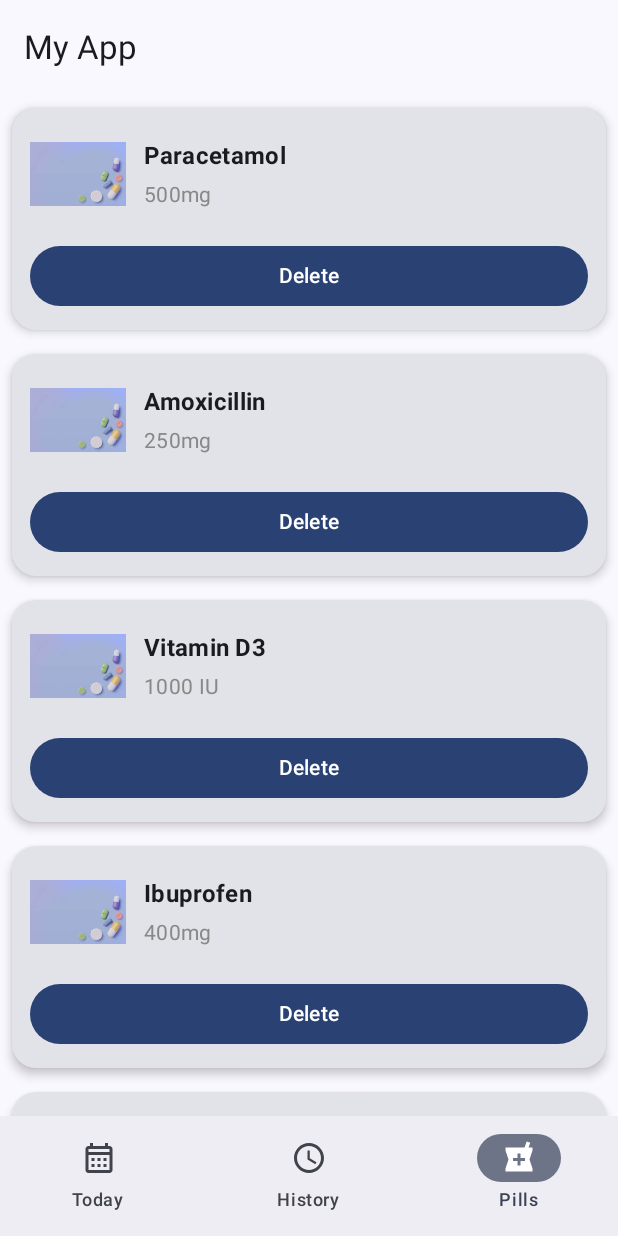
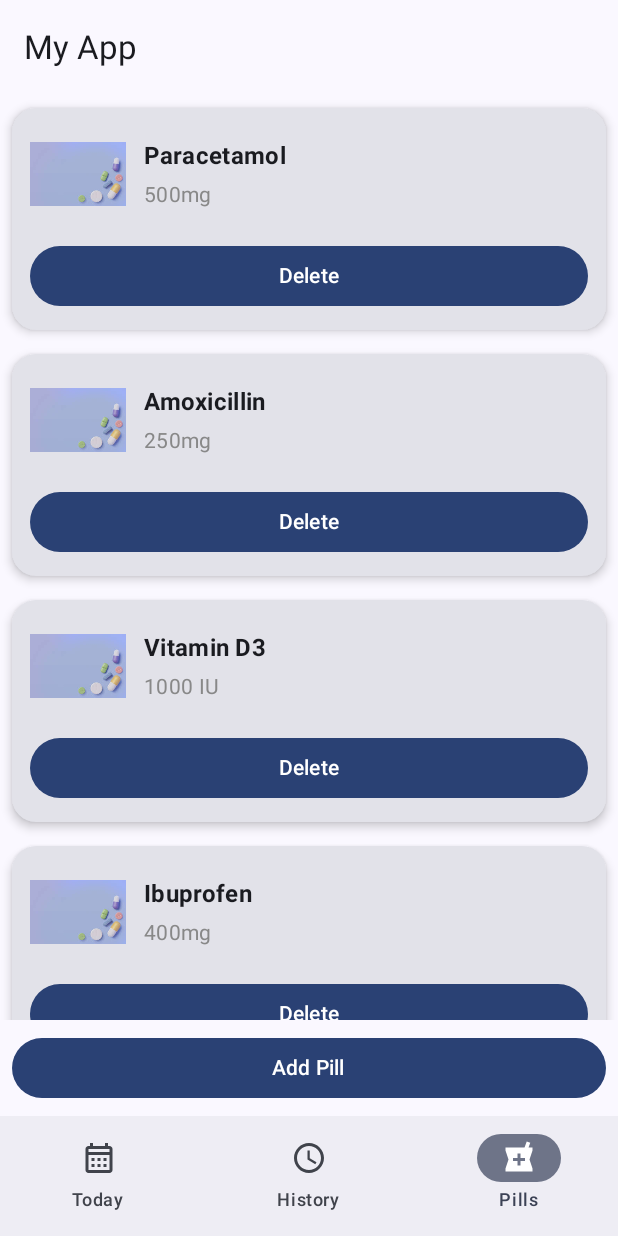
Before and after one commit to Versus04/CareCircle, an Android app built with Jetpack Compose: the composable HomeScreen shown on its own in the app's theme, item 3 of the bottom bar chosen, on a phone screen of 412 x 824 dp. Run offline under Robolectric (Android 15) with nearby library versions, the phone set to English and light mode, and no system bars; 1 statement that could not run was skipped.

Commit message:
Refactor: Implement Add Pill functionality with TimePicker
This commit introduces the ability for users to add new pills.

Key changes include:

- **AddPillScreen.kt:** New Composable screen for adding pill details (name, dosage, time).
- **TimePicker.kt:** New Composable for selecting pill time using a dialog.
- **MedicineViewModel:**
    - Modified `addMedication` to accept individual parameters (name, dosage, time) instead of a `Medication` object.
    - Updated `markAsTaken` to record the time the medication was taken.
- **Medication.kt:** Added `takenAt` field to store the time a medication was taken.
- **PillsScreen.kt:**
    - Added an "Add Pill" button that navigates to the `AddPillScreen`.
- **HomeScreen.kt:**
    - Added navigation route for `AddPillScreen`.
- **HistoryScreen.kt:**
    - Updated to display `takenAt` instead of the scheduled `time`.

```diff
--- a/app/src/main/java/com/example/carecircle/Presentation/History/HistoryScreen.kt
+++ b/app/src/main/java/com/example/carecircle/Presentation/History/HistoryScreen.kt
@@ -15,7 +15,6 @@ import androidx.compose.runtime.getValue
 import androidx.compose.ui.Modifier
 import androidx.compose.ui.text.font.FontWeight
 import androidx.compose.ui.unit.dp
-import com.example.carecircle.Presentation.Today.MedicineCard
 import com.example.carecircle.Presentation.Today.MedicineViewModel
 import com.example.carecircle.data.Medication
 
@@ -46,7 +45,7 @@ fun HistoryCard(medicine: Medication) {
         Column(Modifier.padding(12.dp)) {
             Text("💊 ${medicine.name}", fontWeight = FontWeight.Bold)
             Text("Dosage: ${medicine.dosage}")
-            Text("Time Taken: ${medicine.time}")
+            Text("Time Taken: ${medicine.takenAt}")
         }
     }
 }
--- a/app/src/main/java/com/example/carecircle/Presentation/HomeScreen.kt
+++ b/app/src/main/java/com/example/carecircle/Presentation/HomeScreen.kt
@@ -27,6 +27,7 @@ import androidx.navigation.compose.composable
 import androidx.navigation.compose.currentBackStackEntryAsState
 import androidx.navigation.compose.rememberNavController
 import com.example.carecircle.Presentation.History.HistoryScreen
+import com.example.carecircle.Presentation.Pills.AddPillScreen
 import com.example.carecircle.Presentation.Pills.PillsScreen
 import com.example.carecircle.Presentation.Today.MedicineViewModel
 import com.example.carecircle.Presentation.Today.TodayScreen
@@ -96,7 +97,8 @@ fun HomeScreen(navController: NavHostController = rememberNavController()) {
         ) {
             composable(BottomNavItem.Home.route) { TodayScreen( medicineViewModel= medViewModel) }
             composable(BottomNavItem.History.route) { HistoryScreen(medicineViewModel = medViewModel) }
-            composable(BottomNavItem.Pills.route) { PillsScreen(medicineViewModel = medViewModel) }
+            composable(BottomNavItem.Pills.route) { PillsScreen(medicineViewModel = medViewModel,navController) }
+            composable("addpill") { AddPillScreen(medViewModel,navController) }
         }
     }
 }
--- a/app/src/main/java/com/example/carecircle/Presentation/Pills/PillsScreen.kt
+++ b/app/src/main/java/com/example/carecircle/Presentation/Pills/PillsScreen.kt
@@ -1,44 +1,36 @@
 package com.example.carecircle.Presentation.Pills
 
-import androidx.compose.foundation.Image
-import androidx.compose.foundation.layout.Arrangement
 import androidx.compose.foundation.layout.Column
-import androidx.compose.foundation.layout.Row
+import androidx.compose.foundation.layout.fillMaxSize
 import androidx.compose.foundation.layout.fillMaxWidth
 import androidx.compose.foundation.layout.padding
-import androidx.compose.foundation.layout.size
 import androidx.compose.foundation.lazy.LazyColumn
 import androidx.compose.foundation.lazy.items
-import androidx.compose.foundation.shape.RoundedCornerShape
 import androidx.compose.material3.Button
-import androidx.compose.material3.Card
-import androidx.compose.material3.CardDefaults
-import androidx.compose.material3.MaterialTheme
 import androidx.compose.material3.Text
 import androidx.compose.runtime.Composable
 import androidx.compose.runtime.collectAsState
 import androidx.compose.runtime.getValue
-import androidx.compose.ui.Alignment
 import androidx.compose.ui.Modifier
-import androidx.compose.ui.draw.clip
-import androidx.compose.ui.graphics.Color
-import androidx.compose.ui.res.painterResource
-import androidx.compose.ui.text.font.FontWeight
 import androidx.compose.ui.unit.dp
+import androidx.navigation.NavController
 import com.example.carecircle.Presentation.Today.MedicineCard
 import com.example.carecircle.Presentation.Today.MedicineViewModel
-import com.example.carecircle.R
-import com.example.carecircle.data.Medication
 
 @Composable
-fun PillsScreen(medicineViewModel: MedicineViewModel)
+fun PillsScreen(medicineViewModel: MedicineViewModel , navController: NavController)
 {
     val curr by medicineViewModel.medications.collectAsState()
-    LazyColumn {
-        items(curr)
-        { it->
-            MedicineCard(medicine = it, {medicineViewModel.removeMed(it)} ,"Delete")
+    Column(Modifier.fillMaxSize()){
+        LazyColumn(modifier = Modifier.weight(1f)) {
+            items(curr , key ={it.id})
+            { it ->
+                MedicineCard(medicine = it, { medicineViewModel.removeMed(it) }, "Delete")
 
+            }
+        }
+        Button(onClick = { navController.navigate("addpill") }, modifier = Modifier.padding(8.dp).fillMaxWidth()) {
+            Text("Add Pill")
         }
     }
 }
--- a/app/src/main/java/com/example/carecircle/data/Medication.kt
+++ b/app/src/main/java/com/example/carecircle/data/Medication.kt
@@ -6,5 +6,8 @@ data class Medication(
     val id: String = UUID.randomUUID().toString(),
     val name : String,
     val dosage : String,
-    val time : String,
-    var taken : Boolean)
+    val time : String ="",
+    var taken : Boolean,
+    val takenAt: String? = null
+
+)
```
Also changed, not shown: app/src/main/java/com/example/carecircle/Presentation/Pills/AddPillsScreen.kt (added, +104 -0 lines), app/src/main/java/com/example/carecircle/Presentation/Today/MedicineViewModel.kt (+9 -5 lines), app/src/main/java/com/example/carecircle/Services/TimePicker.kt (added, +57 -0 lines).
